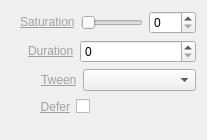
cambell-prince/casparcg-client, file trunk/Widgets/Inspector/InspectorSaturationWidget.ui: the form before one commit.
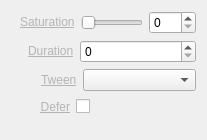
The form after the commit.

Patch:
```diff
--- a/trunk/Widgets/Inspector/InspectorSaturationWidget.ui
+++ b/trunk/Widgets/Inspector/InspectorSaturationWidget.ui
@@ -38,7 +38,7 @@
      <item>
       <widget class="QLabel" name="labelSaturation">
        <property name="text">
-        <string>&lt;a href=&quot;Saturation&quot; style=&quot;color: #A0A0A0;&quot;&gt;Saturation&lt;/a&gt;</string>
+        <string>&lt;a href=&quot;Saturation&quot; style=&quot;color: #B4B4B4;&quot;&gt;Saturation&lt;/a&gt;</string>
        </property>
       </widget>
      </item>
@@ -85,7 +85,7 @@
      <item>
       <widget class="QLabel" name="labelDuration">
        <property name="text">
-        <string>&lt;a href=&quot;Duration&quot; style=&quot;color: #A0A0A0;&quot;&gt;Duration&lt;/a&gt;</string>
+        <string>&lt;a href=&quot;Duration&quot; style=&quot;color: #B4B4B4;&quot;&gt;Duration&lt;/a&gt;</string>
        </property>
       </widget>
      </item>
@@ -125,7 +125,7 @@
      <item>
       <widget class="QLabel" name="labelEasing">
        <property name="text">
-        <string>&lt;a href=&quot;Tween&quot; style=&quot;color: #A0A0A0;&quot;&gt;Tween&lt;/a&gt;</string>
+        <string>&lt;a href=&quot;Tween&quot; style=&quot;color: #B4B4B4;&quot;&gt;Tween&lt;/a&gt;</string>
        </property>
       </widget>
      </item>
@@ -162,7 +162,7 @@
      <item>
       <widget class="QLabel" name="labelDefer">
        <property name="text">
-        <string>&lt;a href=&quot;Defer&quot; style=&quot;color: #A0A0A0;&quot;&gt;Defer&lt;/a&gt;</string>
+        <string>&lt;a href=&quot;Defer&quot; style=&quot;color: #B4B4B4;&quot;&gt;Defer&lt;/a&gt;</string>
        </property>
        <property name="alignment">
         <set>Qt::AlignRight|Qt::AlignTrailing|Qt::AlignVCenter</set>
```
